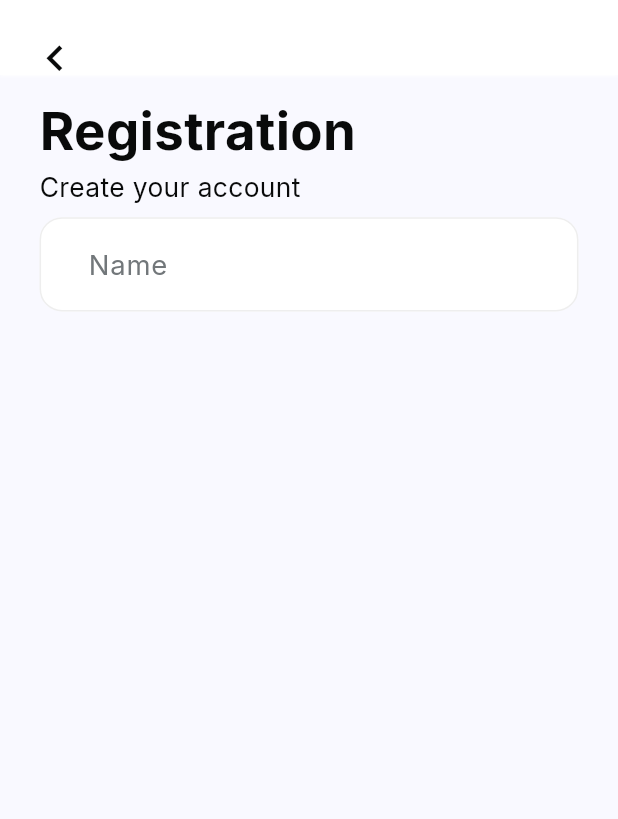
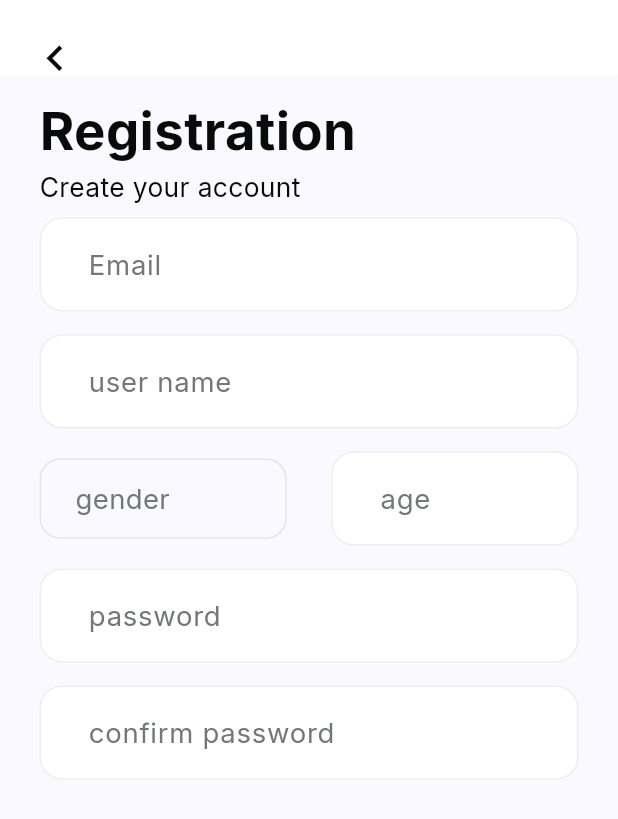
Before and after one commit to RuchithaVirashan/keepyoga, a Flutter app: the RegistrationScreen screen opened directly, on a phone screen of 412 x 824 dp. Shown: the top 819 px of the screen. Run offline on Flutter 3.47's test engine with Material 3 defaults, Android fonts, the light colour scheme and no system bars; our stand-ins replace flutter_screenutil, google_fonts.

Commit message:
add registration screen feils

```diff
--- /dev/null
+++ b/lib/components/common/drop_down.dart
@@ -0,0 +1,74 @@
+import 'package:flutter/material.dart';
+import 'package:flutter_screenutil/flutter_screenutil.dart';
+
+class CustomDropdown extends StatelessWidget {
+  final List<String>? dropdownList;
+  final Function handleMakeSelect;
+  final String hintText;
+  final String dropdownvalue;
+
+  const CustomDropdown({
+    super.key,
+    required this.dropdownList,
+    required this.handleMakeSelect,
+    required this.hintText,
+    required this.dropdownvalue,
+  });
+
+  @override
+  Widget build(BuildContext context) {
+    ScreenUtil.init(context);
+
+    List<PopupMenuEntry<String>> popupMenuItems = [
+      const PopupMenuItem<String>(
+        value: 'No option',
+        child: Text('No option'),
+      ),
+      if (dropdownList != null)
+        ...dropdownList!.toSet().toList().map((String value) {
+          return PopupMenuItem<String>(
+            value: value,
+            child: Text(value),
+          );
+        }),
+    ];
+
+    return Theme(
+      data: ThemeData(
+        primaryColor: Colors.red,
+      ),
+      child: Container(
+        width: ScreenUtil().screenWidth,
+        height: 45.h,
+        decoration: BoxDecoration(
+          borderRadius: BorderRadius.circular(12.r),
+          border: Border.all(
+            color: const Color(0xFFE3E5E5),
+          ),
+        ),
+        child: PopupMenuButton<String>(
+          initialValue: dropdownvalue == "No option" ? null : dropdownvalue,
+          onSelected: (String? value) {
+            handleMakeSelect(value);
+          },
+          offset: Offset(20.w, 80.h),
+          child: Container(
+            padding: EdgeInsets.symmetric(horizontal: 20.w),
+            alignment: Alignment.centerLeft,
+            child: Text(
+              dropdownvalue == "No option" ? hintText : dropdownvalue,
+              style: TextStyle(
+                color: const Color(0xFF72777A),
+                fontSize: 16.sp,
+                fontWeight: FontWeight.w400,
+              ),
+            ),
+          ),
+          itemBuilder: (BuildContext context) {
+            return popupMenuItems;
+          },
+        ),
+      ),
+    );
+  }
+}
--- a/lib/screens/registration_screen.dart
+++ b/lib/screens/registration_screen.dart
@@ -3,6 +3,7 @@ import 'package:flutter_screenutil/flutter_screenutil.dart';
 
 import '../components/common/back_app_bar.dart';
 import '../components/common/default_text.dart';
+import '../components/common/drop_down.dart';
 import '../components/common/text_feild.dart';
 import '../services/validation/validate_service.dart';
 
@@ -15,7 +16,27 @@ class RegistrationScreen extends StatefulWidget {
 
 class _RegistrationScreenState extends State<RegistrationScreen> {
   final TextEditingController emailController = TextEditingController();
+  final TextEditingController nameController = TextEditingController();
+  final TextEditingController genderController = TextEditingController();
+  final TextEditingController ageController = TextEditingController();
+  final TextEditingController passwordController = TextEditingController();
+  final TextEditingController confirmPasswordController =
+      TextEditingController();
   final ValidateService validateService = ValidateService();
+  final formKey = GlobalKey<FormState>();
+
+  String dropdownGendervalue = ('No option');
+  int selectedGender = 0;
+  List<String> genders = ['Male', 'Female', 'Other'];
+
+  handleGenderSelect(String? value) {
+    setState(() {
+      dropdownGendervalue = value!;
+      setState(() {
+        selectedGender = genders.indexOf(value);
+      });
+    });
+  }
 
   @override
   Widget build(BuildContext context) {
@@ -24,6 +45,9 @@ class _RegistrationScreenState extends State<RegistrationScreen> {
       body: SingleChildScrollView(
         child: Padding(
           padding: EdgeInsets.symmetric(horizontal: 24.w, vertical: 12.h),
+          child: Form(
+            autovalidateMode: AutovalidateMode.onUserInteraction,
+            key: formKey,
             child: Column(
               mainAxisAlignment: MainAxisAlignment.start,
               crossAxisAlignment: CrossAxisAlignment.start,
@@ -48,15 +72,82 @@ class _RegistrationScreenState extends State<RegistrationScreen> {
                   ),
                   child: CustomTextField(
                     controller: emailController,
-                  hintText: 'Name',
-                  validate: (value) => validateService.isEmptyFieldWithLength(
-                      value!, 'Item Name'),
+                    hintText: 'Email',
+                    validate: (value) => validateService.validateEmail(value!),
+                  ),
+                ),
+                Padding(
+                  padding: EdgeInsets.symmetric(
+                    vertical: 7.5.h,
+                  ),
+                  child: CustomTextField(
+                    controller: nameController,
+                    hintText: 'user name',
+                    validate: (value) => validateService.isEmptyField(value!),
+                  ),
+                ),
+                Row(
+                  mainAxisAlignment: MainAxisAlignment.spaceBetween,
+                  children: [
+                    SizedBox(
+                      width: ScreenUtil().screenWidth * 0.4,
+                      child: Padding(
+                        padding: EdgeInsets.symmetric(
+                          vertical: 7.5.h,
+                        ),
+                        child: CustomDropdown(
+                          dropdownList: genders,
+                          handleMakeSelect: handleGenderSelect,
+                          hintText: 'gender',
+                          dropdownvalue: dropdownGendervalue,
+                        ),
+                      ),
+                    ),
+                    SizedBox(
+                      width: ScreenUtil().screenWidth * 0.4,
+                      child: Padding(
+                        padding: EdgeInsets.symmetric(
+                          vertical: 7.5.h,
+                        ),
+                        child: CustomTextField(
+                          controller: ageController,
+                          hintText: 'age',
+                          validate: (value) =>
+                              validateService.isEmptyField(value!),
+                          keybordType: TextInputType.number,
+                        ),
+                      ),
+                    ),
+                  ],
+                ),
+                Padding(
+                  padding: EdgeInsets.symmetric(
+                    vertical: 7.5.h,
+                  ),
+                  child: CustomTextField(
+                    controller: passwordController,
+                    hintText: 'password',
+                    validate: (value) =>
+                        validateService.validatePassword(value!),
+                  ),
+                ),
+                Padding(
+                  padding: EdgeInsets.symmetric(
+                    vertical: 7.5.h,
+                  ),
+                  child: CustomTextField(
+                    controller: confirmPasswordController,
+                    hintText: 'confirm password',
+                    validate: (value) =>
+                        validateService.validateConfirmPassword(
+                            value!, passwordController.text),
                   ),
                 ),
               ],
             ),
           ),
         ),
+      ),
     );
   }
 }
--- a/lib/services/validation/validate_service.dart
+++ b/lib/services/validation/validate_service.dart
@@ -1,6 +1,14 @@
 class ValidateService {
-  String? isEmptyField(String value, String feild) {
+  String? isEmptyField(String value) {
     if (value.isEmpty) {
+      return 'Required';
+    } else {
+      return null;
+    }
+  }
+
+  String? validateDropDown(String value) {
+    if (value == 'No option') {
       return 'Required';
     } else {
       return null;
@@ -19,35 +27,54 @@ class ValidateService {
     }
   }
 
-  String? validatePrice(String value) {
-    if (value.isEmpty) {
-      return 'Required';
+  String? validateEmail(String value) {
+    String pattern =
+        r'^(([^<>()[\]\\.,;:\s@\"]+(\.[^<>()[\]\\.,;:\s@\"]+)*)|(\".+\"))@((\[[0-9]{1,3}\.[0-9]{1,3}\.[0-9]{1,3}\.[0-9]{1,3}\])|(([a-zA-Z\-0-9]+\.)+[a-zA-Z]{2,}))$';
+    RegExp regExp = new RegExp(pattern);
+    String? isEmpty = isEmptyField(value);
+
+    if (isEmpty != null) {
+      return isEmpty;
+    } else if (!regExp.hasMatch(value)) {
+      return "Invalid Email";
     }
-
-    final RegExp priceRegex = RegExp(r'^\d+(\.\d{1,2})?$');
-    if (!priceRegex.hasMatch(value)) {
-      return 'Price must be a whole number with up to two decimal places';
-    }
-
     return null;
   }
 
-  String? validateDiscount(String value) {
-  if (value.isEmpty) {
-    return 'Required';
+  String? validatePassword(String password) {
+    if (password.length < 8) {
+      return "Must be more than 8 charactors";
+    }
+
+    if (!password.contains(RegExp(r"[a-z]"))) {
+      return "at least one lowercase character";
+    }
+    if (!password.contains(RegExp(r"[A-Z]"))) {
+      return "at least one upper case character";
+    }
+    if (!password.contains(RegExp(r"[0-9]"))) {
+      return "at least one Digit";
+    }
+    return null;
   }
 
-  final RegExp discountRegex = RegExp(r'^\d+(\.\d{1,2})?$');
-  if (!discountRegex.hasMatch(value)) {
-    return 'Discount must be a number with up to two decimal places';
+  String? validateConfirmPassword(String password, String confirmPassword) {
+    if (password.length < 8) {
+      return "Must be more than 8 charactors";
+    }
+
+    if (!password.contains(RegExp(r"[a-z]"))) {
+      return "at least one lowercase character";
+    }
+    if (!password.contains(RegExp(r"[A-Z]"))) {
+      return "at least one upper case character";
+    }
+    if (!password.contains(RegExp(r"[0-9]"))) {
+      return "at least one Digit";
+    }
+    if (password != confirmPassword) {
+      return 'Password does not match';
+    }
+    return null;
   }
-
-  double discountValue = double.parse(value);
-  if (discountValue < 0 || discountValue > 100) {
-    return 'Discount must be between 0 and 100';
-  }
-
-  return null;
 }
-
-}
```
Lines whose indentation alone changed are shown as unchanged.
